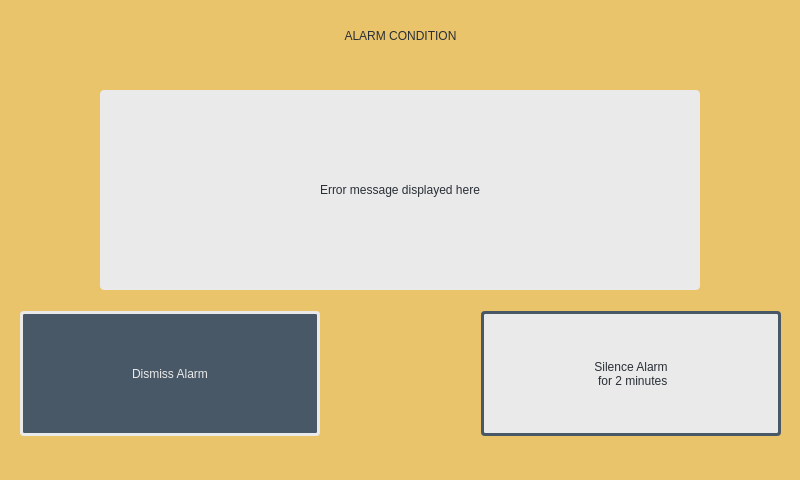
VentCU/bbwtb, file software/control_system/gui/alarm_condition.ui: the form before one commit.
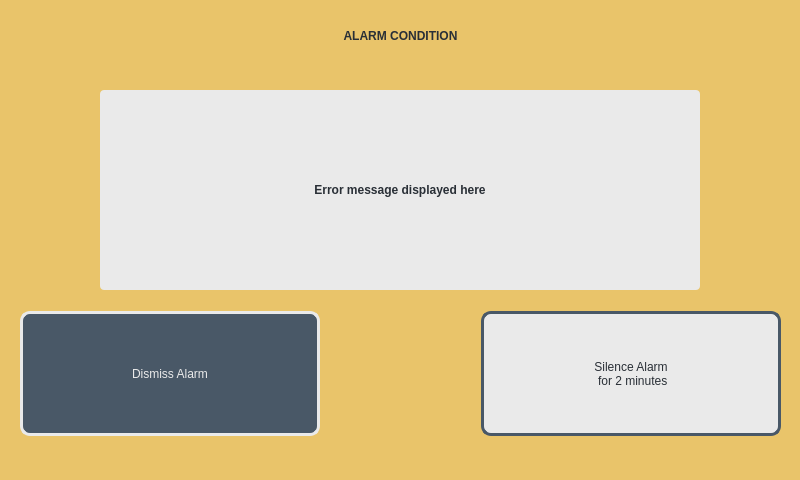
The form after the commit. Icons and pictures are not drawn.

The edit to the form file:
```diff
--- a/software/control_system/gui/alarm_condition.ui
+++ b/software/control_system/gui/alarm_condition.ui
@@ -41,7 +41,8 @@
     <property name="styleSheet">
      <string notr="true">font: 45pt &quot;Nimbus sans L&quot;;
 background-color: none;
-color: #292F36;</string>
+color: #292F36;
+font-weight: bold;</string>
     </property>
     <property name="text">
      <string>ALARM CONDITION</string>
@@ -76,7 +77,8 @@
 font: 20pt &quot;Nimbus sans L&quot;;
 padding: 8px;
 color: #292F36;
-border-radius: 4px;</string>
+border-radius: 4px;
+font-weight: bold;</string>
     </property>
     <property name="text">
      <string>Error message displayed here</string>
@@ -122,7 +124,7 @@
 padding: 2px;
 font:30pt &quot;Arial&quot;;
 color: #EAEAEA;
-border-radius: 4px;
+border-radius: 10px;
 </string>
        </property>
        <property name="text">
@@ -173,7 +175,7 @@
 padding: 2px;
 font:22pt &quot;Nimbus sans L&quot;;
 color: #292F36;
-border-radius: 4px;</string>
+border-radius: 10px;</string>
        </property>
        <property name="text">
         <string>Silence Alarm 
@@ -192,7 +194,7 @@
       <x>10</x>
       <y>10</y>
       <width>71</width>
-      <height>61</height>
+      <height>51</height>
      </rect>
     </property>
     <property name="text">
```
